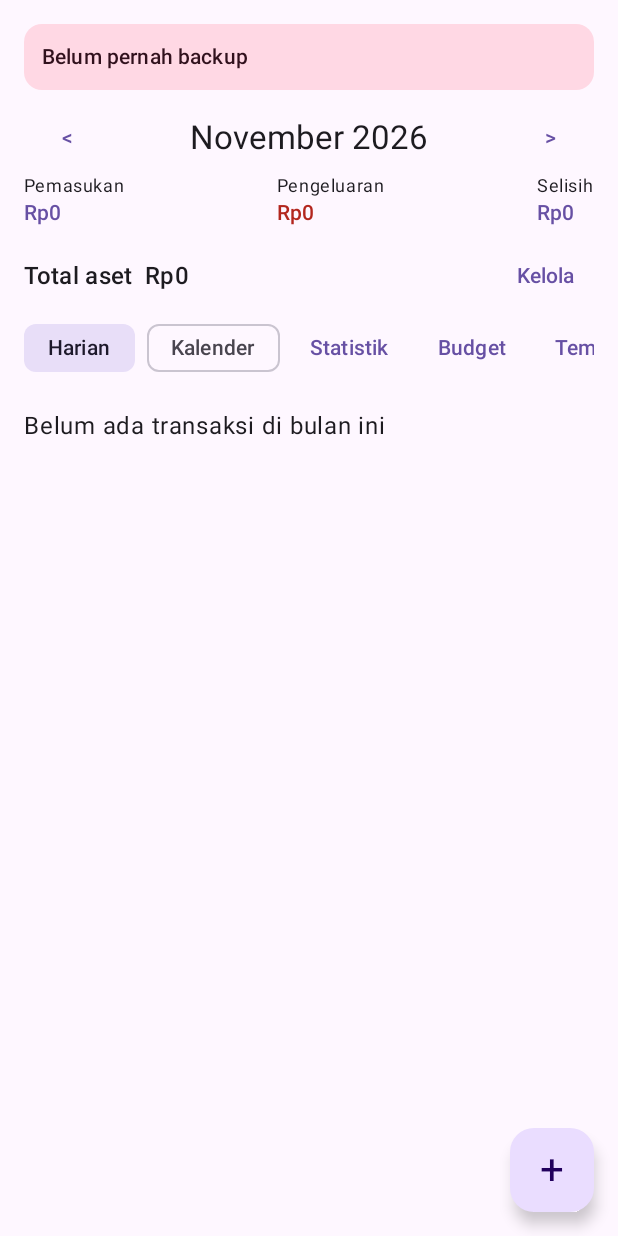
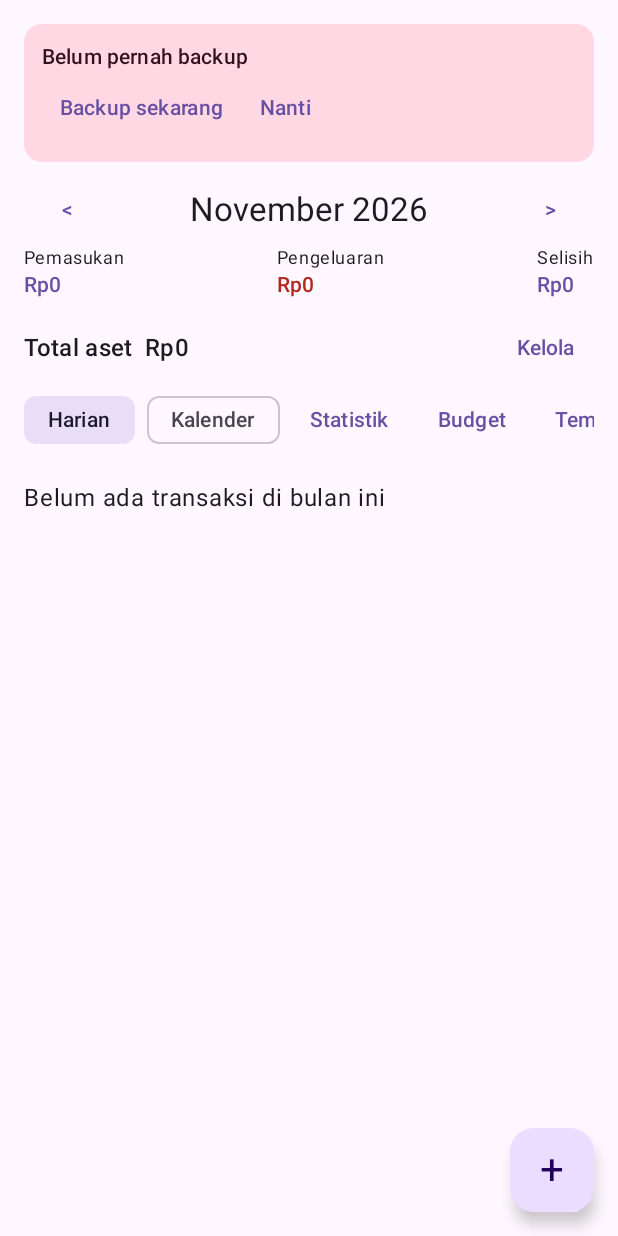
Before and after one commit to tiar430/KasPribadi, an Android app built with Jetpack Compose: the screen it shows after launch (MainActivity), on a phone screen of 412 x 824 dp. Run offline under Robolectric (Android 15) with nearby library versions, the phone set to English and light mode, and no system bars; our stand-ins replace Room's generated code.

Commit message:
Fixed Fase-6

```diff
--- a/app/src/main/java/com/tiar/kas/ui/AccountFormScreen.kt
+++ b/app/src/main/java/com/tiar/kas/ui/AccountFormScreen.kt
@@ -172,7 +172,7 @@ fun AccountFormScreen(db: AppDatabase, editId: Long?, onClose: () -> Unit) {
                 error = when {
                 	trimmed.isEmpty() -> "Nama akun wajib diisi"
                 	isCard && !validDay(statementText) -> "Tanggal cetak harus 1 sampai 31"
-                	isCard && !validDay(dueText) -> "Tanggal cetak harus 1 sampai 31"
+                	isCard && !validDay(dueText) -> "Tanggal jatuh tempo harus 1 sampai 31"
                 	else -> null
                 }
 
--- a/app/src/main/java/com/tiar/kas/ui/HomeScreen.kt
+++ b/app/src/main/java/com/tiar/kas/ui/HomeScreen.kt
@@ -126,6 +126,10 @@ fun HomeScreen(
         						if (lastBackup == 0L) "Belum pernah backup"
         						else "Backup terakhir $daysSince hari lalu", style = MaterialTheme.typography.titleSmall
         					)
+        					Row {
+        						TextButton(onClick = onBackup) { Text("Backup sekarang") }
+        						TextButton(onClick = { reminderHidden = true }) { Text("Nanti") }
+        					}
         				}
         			}
         		}
--- a/app/src/main/res/mipmap-anydpi-v26/ic_launcher.xml
+++ b/app/src/main/res/mipmap-anydpi-v26/ic_launcher.xml
@@ -1,6 +1,6 @@
 <?xml version="1.0" encoding="utf-8"?>
 <adaptive-icon xmlns:android="http://schemas.android.com/apk/res/android">
-	<backgroud android:drawable="@color/ic_launcher_background"/>
+	<background android:drawable="@color/ic_launcher_background"/>
 	<foreground android:drawable="@drawable/ic_launcher_foreground"/>
 	<!-- dipakai saat ikon bertema aktif di Android 13 ke atas, Android mewarnainya -->
 	<monochrome android:drawable="@drawable/ic_launcher_foreground"/>
```
